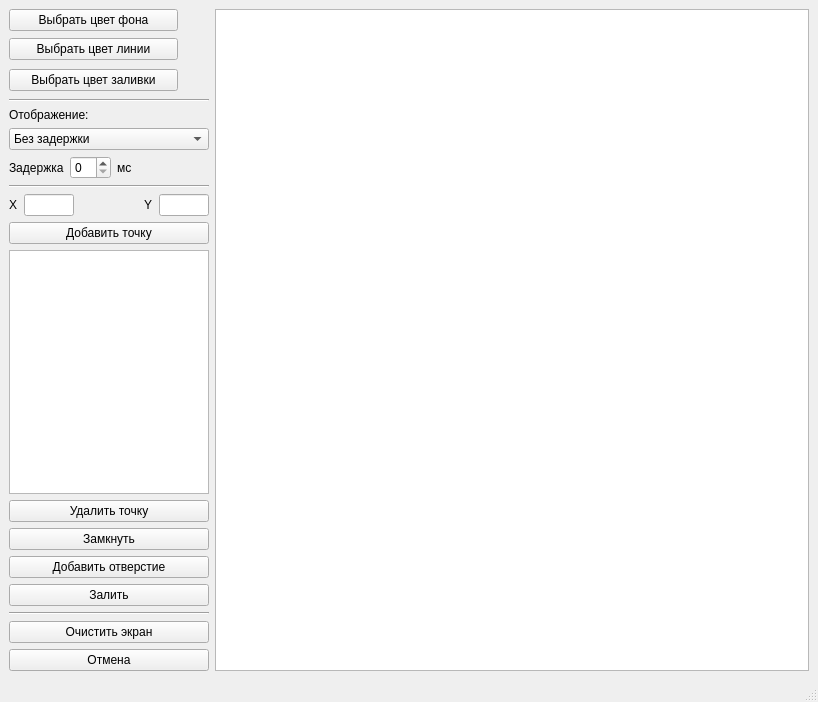
This is lab_05/mainwindow.ui in AskaryanKarine/BMSTU-CG as Qt 5 draws it before an edit. The edited form follows.
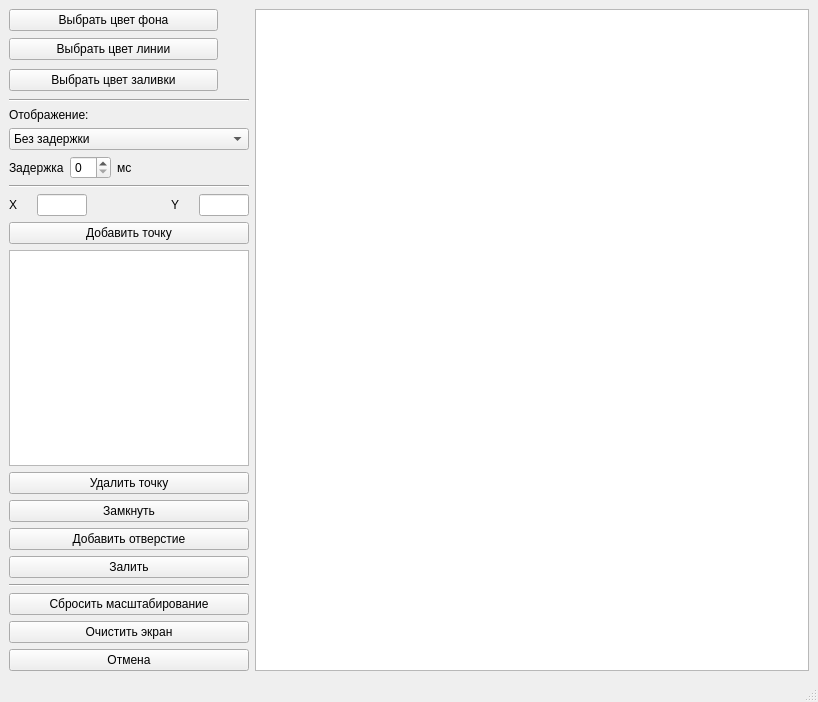
This is the edited form.

```diff
--- a/lab_05/mainwindow.ui
+++ b/lab_05/mainwindow.ui
@@ -274,7 +274,7 @@
        <widget class="QTableWidget" name="tableWidget">
         <property name="maximumSize">
          <size>
-          <width>200</width>
+          <width>240</width>
           <height>16777215</height>
          </size>
         </property>
@@ -282,7 +282,7 @@
          <number>50</number>
         </attribute>
         <attribute name="horizontalHeaderDefaultSectionSize">
-         <number>80</number>
+         <number>60</number>
         </attribute>
        </widget>
       </item>
@@ -321,6 +321,13 @@
         </property>
        </widget>
       </item>
+      <item>
+       <widget class="QPushButton" name="pushButton_reset_scale">
+        <property name="text">
+         <string>Сбросить масштабирование</string>
+        </property>
+       </widget>
+      </item>
       <item>
        <widget class="QPushButton" name="pushButton_clear">
         <property name="text">
```
